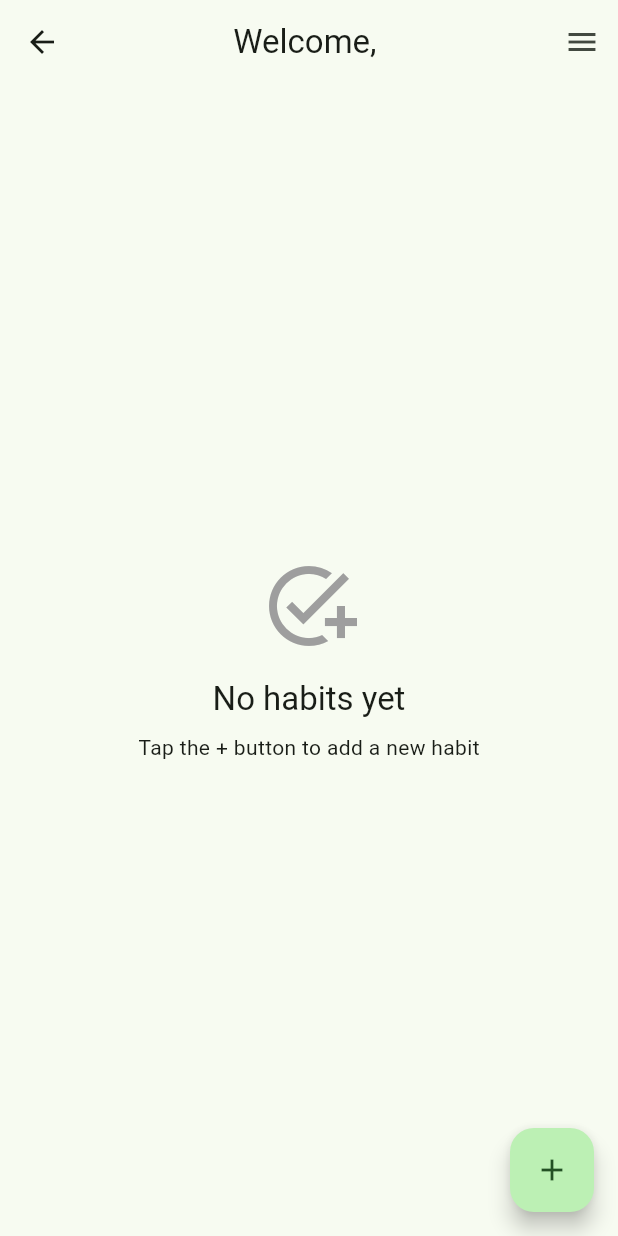
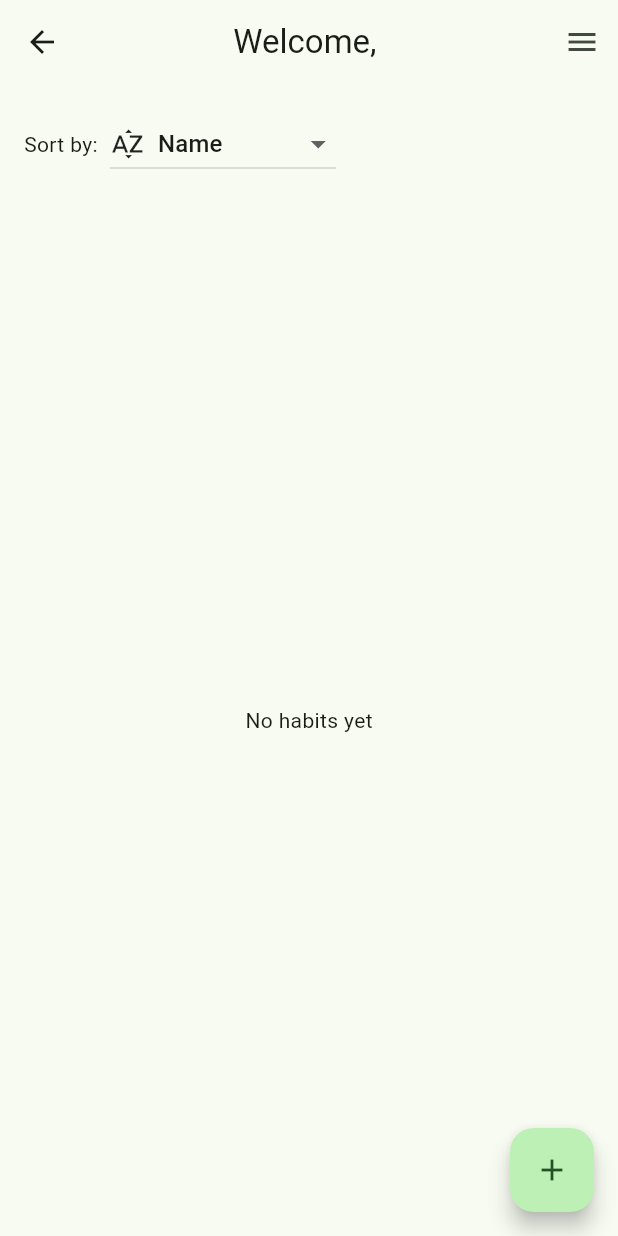
Before and after one commit to Liquiduwu/habittracker, a Flutter app: the HomeScreen screen opened directly, on a phone screen of 412 x 824 dp. Run offline on Flutter 3.47's test engine with Material 3 defaults, Android fonts, the phone set to English and light mode, and no system bars; our stand-ins replace awesome_notifications, cloud_firestore, firebase_auth, firebase_core, fl_chart, share_plus and 3 more; accounts and stored records are empty.

Commit message:
- Added isFavorite to habit model - Added toggleFavorite to habit service - Added sort option to habit service

```diff
--- a/lib/models/habit.dart
+++ b/lib/models/habit.dart
@@ -11,6 +11,7 @@ class Habit {
   final TimeOfDay? reminderTime;
   final List<DateTime> completedDates;
   final DateTime createdAt;
+  final bool isFavorite;
 
   Habit({
     required this.id,
@@ -22,6 +23,7 @@ class Habit {
     this.reminderTime,
     List<DateTime>? completedDates,
     DateTime? createdAt,
+    this.isFavorite = false,
   })  : completedDates = completedDates ?? [],
         createdAt = createdAt ?? DateTime.now();
 
@@ -39,6 +41,7 @@ class Habit {
       'completedDates':
           completedDates.map((date) => date.toIso8601String()).toList(),
       'createdAt': createdAt.toIso8601String(),
+      'isFavorite': isFavorite,
     };
   }
 
@@ -64,6 +67,7 @@ class Habit {
           .map((date) => DateTime.parse(date))
           .toList(),
       createdAt: DateTime.parse(map['createdAt']),
+      isFavorite: map['isFavorite'] ?? false,
     );
   }
 
--- a/lib/screens/home/habit_list_screen.dart
+++ b/lib/screens/home/habit_list_screen.dart
@@ -4,8 +4,15 @@ import 'package:habit_tracker/services/habit_service.dart';
 import 'package:habit_tracker/models/habit.dart';
 import 'package:habit_tracker/widgets/habit_card.dart';
 
-class HabitListScreen extends StatelessWidget {
+class HabitListScreen extends StatefulWidget {
   const HabitListScreen({super.key});
+
+  @override
+  State<HabitListScreen> createState() => _HabitListScreenState();
+}
+
+class _HabitListScreenState extends State<HabitListScreen> {
+  String _sortBy = 'name'; // Default sort
 
   @override
   Widget build(BuildContext context) {
@@ -15,37 +22,70 @@ class HabitListScreen extends StatelessWidget {
           return const Center(child: CircularProgressIndicator());
         }
 
-        return StreamBuilder<List<Habit>>(
+        return Column(
+          children: [
+            Padding(
+              padding: const EdgeInsets.all(16),
+              child: Row(
+                children: [
+                  const Text('Sort by:'),
+                  const SizedBox(width: 8),
+                  DropdownButton<String>(
+                    value: _sortBy,
+                    items: [
+                      DropdownMenuItem(
+                        value: 'name',
+                        child: Row(
+                          children: const [
+                            Icon(Icons.sort_by_alpha),
+                            SizedBox(width: 8),
+                            Text('Name'),
+                          ],
+                        ),
+                      ),
+                      DropdownMenuItem(
+                        value: 'date',
+                        child: Row(
+                          children: const [
+                            Icon(Icons.calendar_today),
+                            SizedBox(width: 8),
+                            Text('Date Created'),
+                          ],
+                        ),
+                      ),
+                      DropdownMenuItem(
+                        value: 'favorites',
+                        child: Row(
+                          children: const [
+                            Icon(Icons.star),
+                            SizedBox(width: 8),
+                            Text('Favorites'),
+                          ],
+                        ),
+                      ),
+                    ],
+                    onChanged: (value) {
+                      if (value != null) {
+                        setState(() => _sortBy = value);
+                      }
+                    },
+                  ),
+                ],
+              ),
+            ),
+            Expanded(
+              child: StreamBuilder<List<Habit>>(
                 stream: habitService.getHabits(),
                 builder: (context, snapshot) {
-            if (snapshot.hasError) {
-              return Center(child: Text('Error: ${snapshot.error}'));
-            }
-
                   if (!snapshot.hasData) {
                     return const Center(child: CircularProgressIndicator());
                   }
 
-            final habits = snapshot.data!;
+                  final habits = habitService.sortHabits(snapshot.data!, _sortBy);
 
                   if (habits.isEmpty) {
-              return Center(
-                child: Column(
-                  mainAxisAlignment: MainAxisAlignment.center,
-                  children: [
-                    const Icon(Icons.add_task, size: 64, color: Colors.grey),
-                    const SizedBox(height: 16),
-                    Text(
-                      'No habits yet',
-                      style: Theme.of(context).textTheme.titleLarge,
-                    ),
-                    const SizedBox(height: 8),
-                    Text(
-                      'Tap the + button to add a new habit',
-                      style: Theme.of(context).textTheme.bodyMedium,
-                    ),
-                  ],
-                ),
+                    return const Center(
+                      child: Text('No habits yet'),
                     );
                   }
 
@@ -60,6 +100,9 @@ class HabitListScreen extends StatelessWidget {
                     },
                   );
                 },
+              ),
+            ),
+          ],
         );
       },
     );
--- a/lib/services/habit_service.dart
+++ b/lib/services/habit_service.dart
@@ -103,4 +103,39 @@ class HabitService extends ChangeNotifier {
   bool isSameDay(DateTime a, DateTime b) {
     return a.year == b.year && a.month == b.month && a.day == b.day;
   }
+
+  Future<void> toggleFavorite(Habit habit) async {
+    final updatedHabit = Habit(
+      id: habit.id,
+      userId: habit.userId,
+      title: habit.title,
+      description: habit.description,
+      targetDays: habit.targetDays,
+      reminderEnabled: habit.reminderEnabled,
+      reminderTime: habit.reminderTime,
+      completedDates: habit.completedDates,
+      createdAt: habit.createdAt,
+      isFavorite: !habit.isFavorite,
+    );
+
+    await updateHabit(updatedHabit);
+  }
+
+  List<Habit> sortHabits(List<Habit> habits, String sortBy) {
+    switch (sortBy) {
+      case 'name':
+        return [...habits]..sort((a, b) => a.title.compareTo(b.title));
+      case 'date':
+        return [...habits]..sort((a, b) => b.createdAt.compareTo(a.createdAt));
+      case 'favorites':
+        return [...habits]..sort((a, b) {
+            if (a.isFavorite == b.isFavorite) {
+              return a.title.compareTo(b.title);
+            }
+            return b.isFavorite ? 1 : -1;
+          });
+      default:
+        return habits;
+    }
+  }
 }
--- a/lib/services/notification_service.dart
+++ b/lib/services/notification_service.dart
@@ -1,5 +1,4 @@
 import 'dart:ui';
-
 import 'package:awesome_notifications/awesome_notifications.dart';
 import 'package:timezone/timezone.dart' as tz;
 import 'package:timezone/data/latest.dart' as tz;
--- a/lib/widgets/habit_card.dart
+++ b/lib/widgets/habit_card.dart
@@ -49,6 +49,15 @@ class HabitCard extends StatelessWidget {
                         ],
                       ],
                     ),
+                  ),
+                  IconButton(
+                    icon: Icon(
+                      habit.isFavorite ? Icons.star : Icons.star_border,
+                      color: habit.isFavorite ? Colors.amber : null,
+                    ),
+                    onPressed: () {
+                      context.read<HabitService>().toggleFavorite(habit);
+                    },
                   ),
                   CircularProgressIndicator(
                     value: progress / 100,
```
Lines whose indentation alone changed are shown as unchanged.
